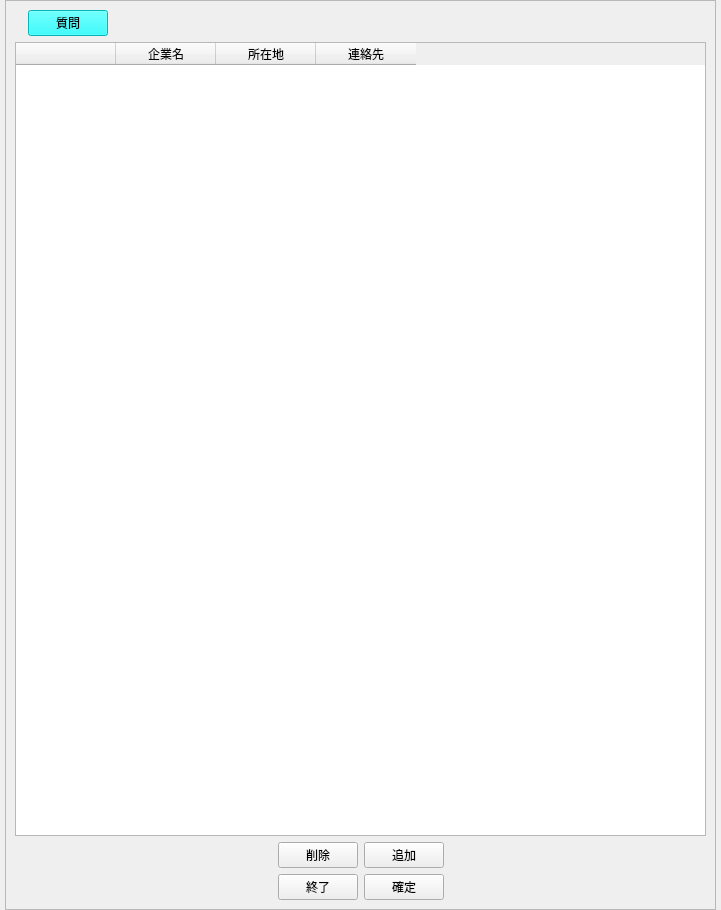
Old version of the form design/adminFirm.ui in the repository kokimame/e-navi.
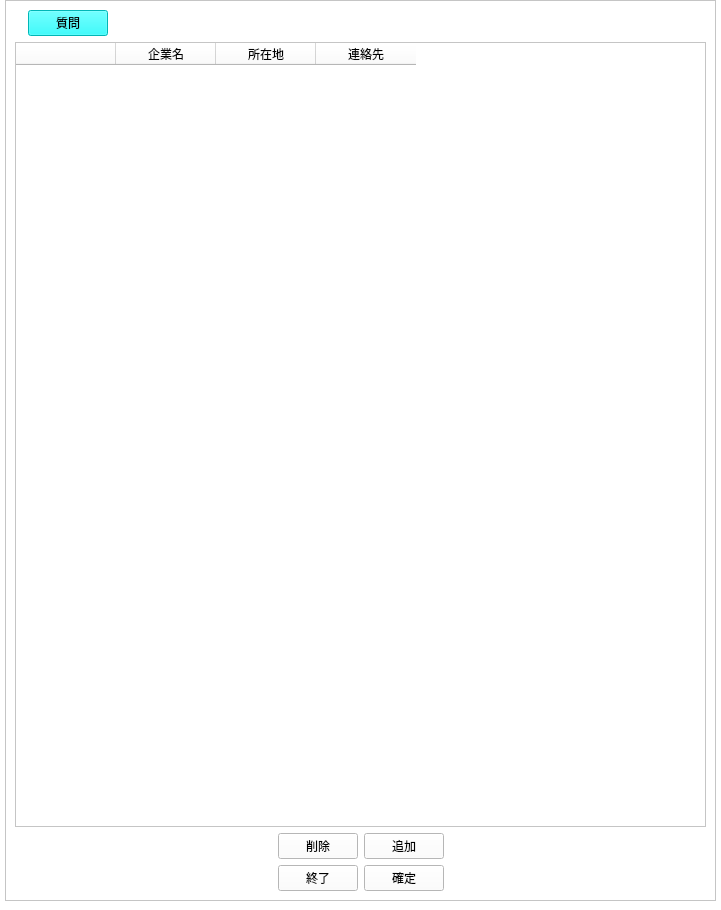
New version of the form. Icons and pictures are not drawn.

Commit message: Update admin pages (color, margins)

```diff
--- a/design/adminFirm.ui
+++ b/design/adminFirm.ui
@@ -13,6 +13,9 @@
   <property name="windowTitle">
    <string>管理者画面（企業DB）</string>
   </property>
+  <property name="styleSheet">
+   <string notr="true">background-color: rgb(255,255,255)</string>
+  </property>
   <layout class="QGridLayout" name="gridLayout">
    <property name="leftMargin">
     <number>5</number>
@@ -24,7 +27,7 @@
     <number>5</number>
    </property>
    <property name="bottomMargin">
-    <number>0</number>
+    <number>9</number>
    </property>
    <item row="0" column="0">
     <widget class="QScrollArea" name="scrollArea">
@@ -40,7 +43,7 @@
         <x>0</x>
         <y>0</y>
         <width>709</width>
-        <height>908</height>
+        <height>899</height>
        </rect>
       </property>
       <layout class="QVBoxLayout" name="verticalLayout_2">
```
The commit also changes 3 other files.
